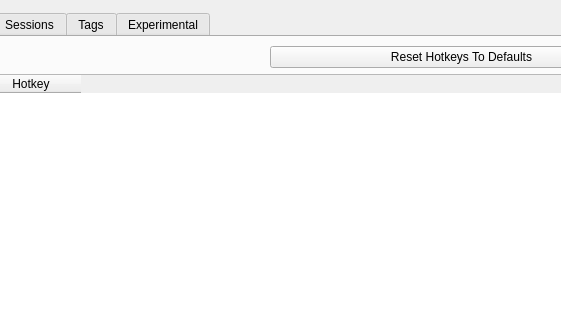
mpogue2/SquareDesk, file SquareDesk-DEV/test123/preferencesdialog.ui: the form before one commit; both pictures show x 142 to 703 and y 0 to 320 of the 817 by 561 pixel window.
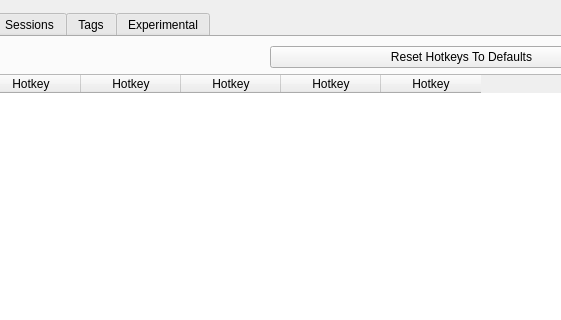
The form after the commit. The open tabs and pages were chosen to show the change. Icons and pictures are not drawn.

Commit message: An attempt at moving hotkey settings over to QShortcuts and QKeyActions, allowing more flexibility in configuring shortcuts, to address #246 and hopefully various Bluetooth external control devices

What changed in the file:
```diff
--- a/SquareDesk-DEV/test123/preferencesdialog.ui
+++ b/SquareDesk-DEV/test123/preferencesdialog.ui
@@ -582,6 +582,26 @@
              <string>Hotkey</string>
             </property>
            </column>
+           <column>
+            <property name="text">
+             <string>Hotkey</string>
+            </property>
+           </column>
+           <column>
+            <property name="text">
+             <string>Hotkey</string>
+            </property>
+           </column>
+           <column>
+            <property name="text">
+             <string>Hotkey</string>
+            </property>
+           </column>
+           <column>
+            <property name="text">
+             <string>Hotkey</string>
+            </property>
+           </column>
           </widget>
          </item>
         </layout>
```
Left out of the diff: 2 changed lines with no effect on the pictures. The commit also changes 8 other files.
